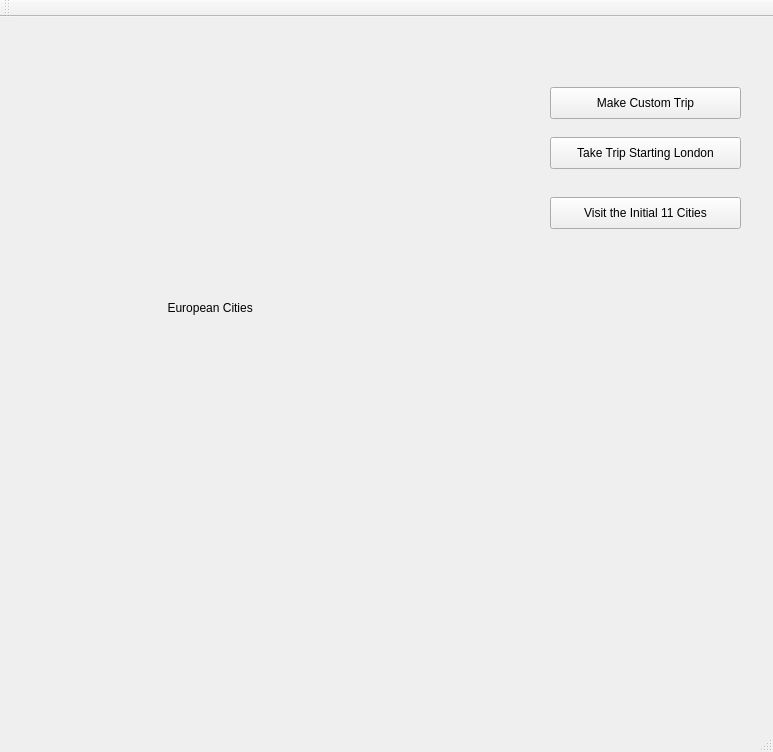
thea-k/CS1D2018-Project1, file travelersmainwindow.ui: the form before one commit.
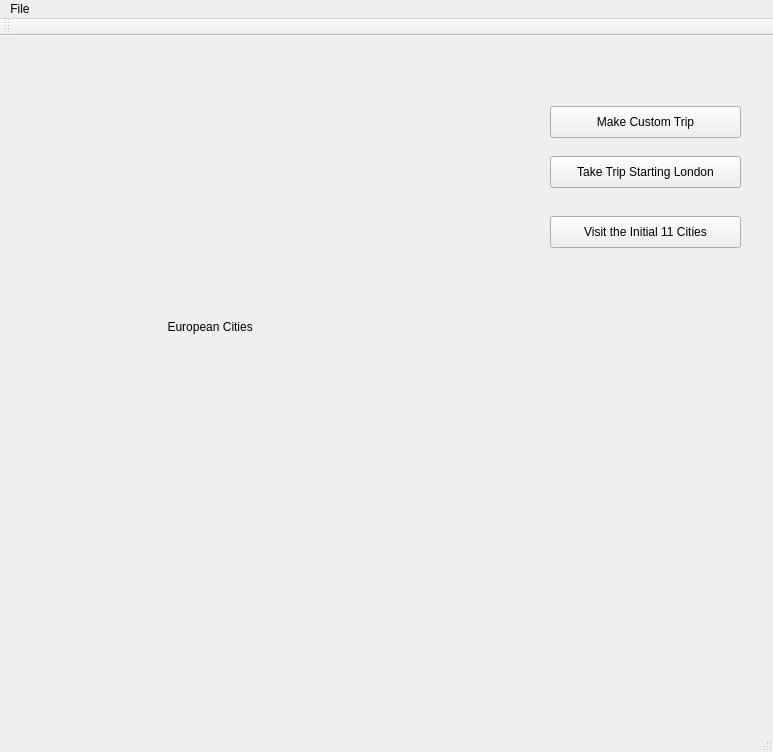
The form after the commit.

Patch:
```diff
--- a/travelersmainwindow.ui
+++ b/travelersmainwindow.ui
@@ -212,6 +212,13 @@
      <height>22</height>
     </rect>
    </property>
+   <widget class="QMenu" name="menuFile">
+    <property name="title">
+     <string>File</string>
+    </property>
+    <addaction name="actionAdmin_Login"/>
+   </widget>
+   <addaction name="menuFile"/>
   </widget>
   <widget class="QToolBar" name="mainToolBar">
    <attribute name="toolBarArea">
```
Left out of the diff: 5 changed lines with no effect on the pictures.
